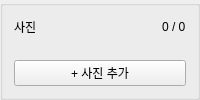
First picture: the form in integrations/qgis/geoflow_connector/ui/forms/photo_slot.ui, repository kotopia/geoflow_web, before the edit.
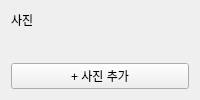
Second picture: the form after the edit.

The edit to the form file:
```diff
--- a/integrations/qgis/geoflow_connector/ui/forms/photo_slot.ui
+++ b/integrations/qgis/geoflow_connector/ui/forms/photo_slot.ui
@@ -1,9 +1,9 @@
 <?xml version="1.0" encoding="UTF-8"?>
 <ui version="4.0">
  <class>PhotoSlotForm</class>
- <widget class="QGroupBox" name="PhotoSlotForm">
+ <widget class="QFrame" name="photoSlotFrame">
   <layout class="QVBoxLayout" name="slotLayout">
-   <item><layout class="QHBoxLayout" name="headingLayout"><item><widget class="QLabel" name="slotTitleLabel"><property name="text"><string>사진</string></property></widget></item><item><spacer name="headingSpacer"><property name="orientation"><enum>Qt::Orientation::Horizontal</enum></property><property name="sizeHint" stdset="0"><size><width>40</width><height>20</height></size></property></spacer></item><item><widget class="QLabel" name="countLabel"><property name="text"><string>0 / 0</string></property></widget></item></layout></item>
+   <item><layout class="QHBoxLayout" name="headingLayout"><item><widget class="QLabel" name="slotTitleLabel"><property name="text"><string>사진</string></property></widget></item></layout></item>
    <item><widget class="QWidget" name="photoCardsHost" native="true"><layout class="QVBoxLayout" name="photoCardsLayout"><property name="leftMargin"><number>0</number></property><property name="topMargin"><number>0</number></property><property name="rightMargin"><number>0</number></property><property name="bottomMargin"><number>0</number></property></layout></widget></item>
    <item><widget class="QWidget" name="extraFieldsHost" native="true"><layout class="QFormLayout" name="extraFieldsLayout"><property name="leftMargin"><number>0</number></property><property name="topMargin"><number>0</number></property><property name="rightMargin"><number>0</number></property><property name="bottomMargin"><number>0</number></property></layout></widget></item>
    <item><widget class="QPushButton" name="addPhotoButton"><property name="text"><string>+ 사진 추가</string></property></widget></item>
```
